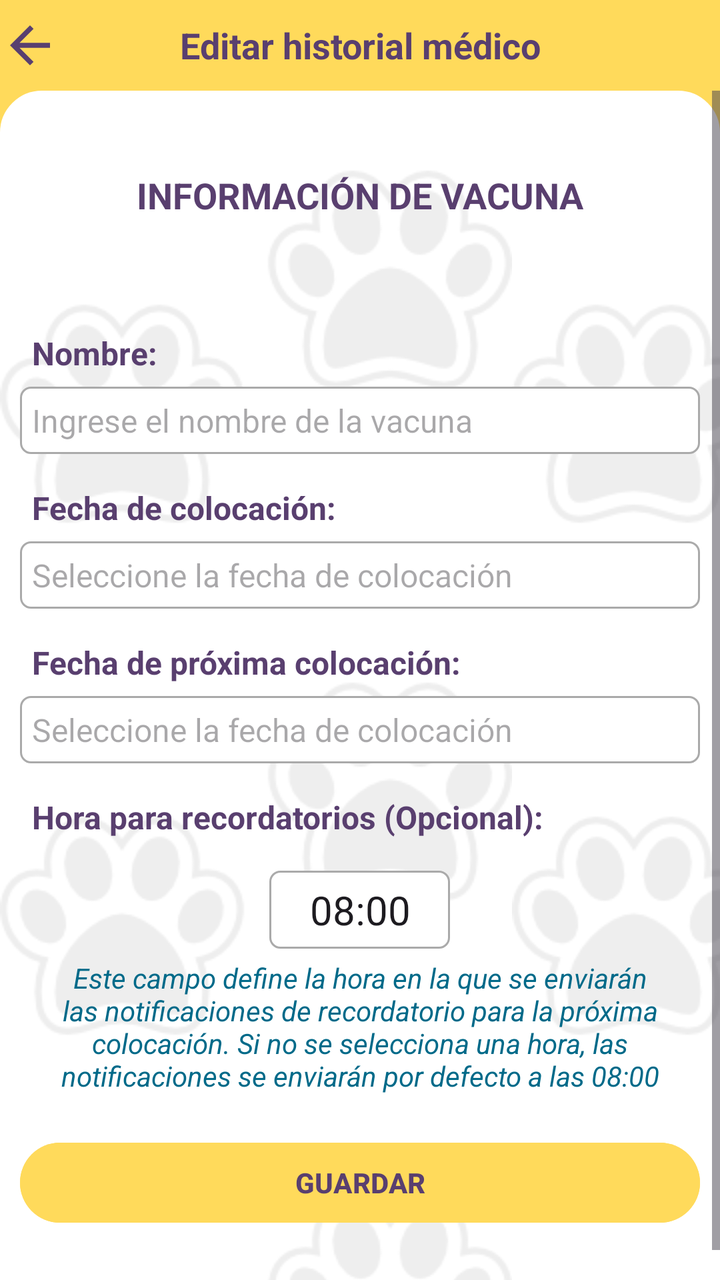
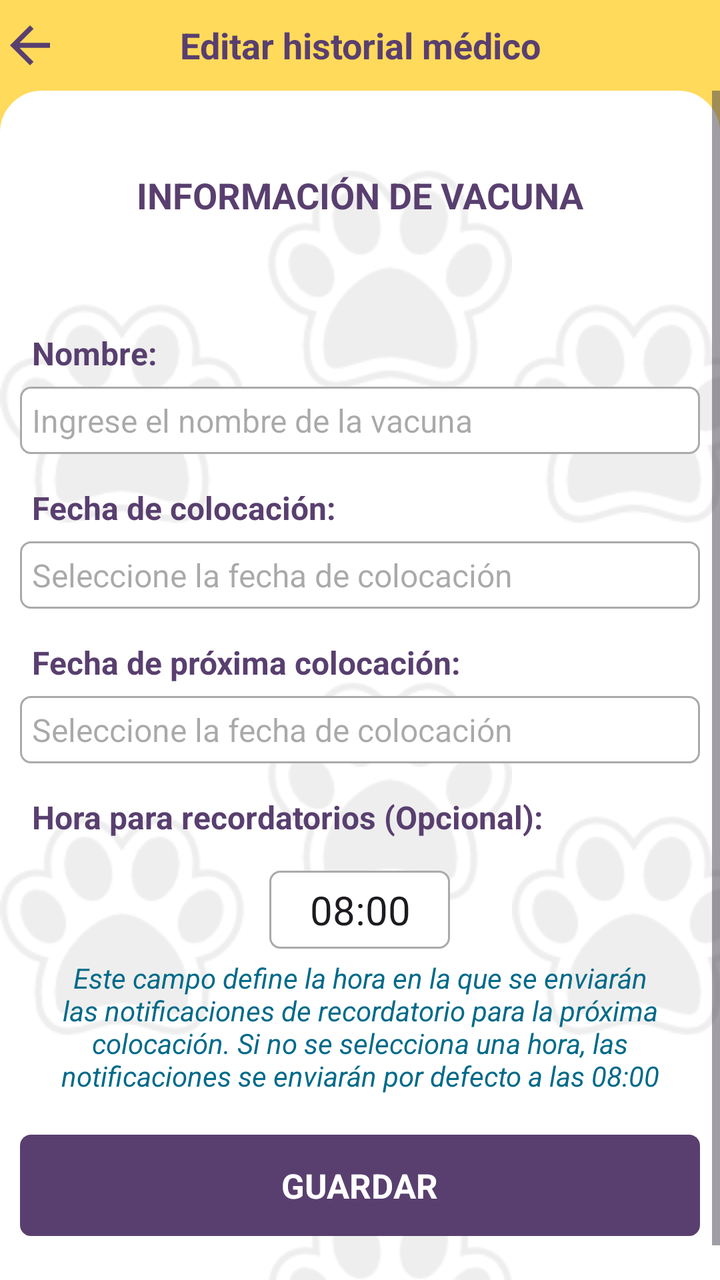

Before-and-after screenshots of an Android layout around one commit, followed by the original layout XML and the change that was made.
<!-- AndroidManifest.xml: application theme Theme.TIC_PV -->
<!-- res/layout/activity_editar_historial_medico.xml -->
<?xml version="1.0" encoding="utf-8"?>
<RelativeLayout xmlns:android="http://schemas.android.com/apk/res/android"
    xmlns:app="http://schemas.android.com/apk/res-auto"
    xmlns:tools="http://schemas.android.com/tools"
    android:id="@+id/main"
    android:layout_width="match_parent"
    android:layout_height="match_parent"
    android:background="@color/yellow"
    android:fitsSystemWindows="true"
    android:fillViewport="true"
    android:focusableInTouchMode="true"
    tools:context=".Vista.EditarHistorialMedicoActivity">

    <RelativeLayout
        android:layout_width="match_parent"
        android:layout_height="wrap_content"
        android:id="@+id/lYSuperiorEditarHistorialMed"
        android:background="@color/yellow"
        android:orientation="horizontal">

        <ImageView
            android:layout_width="30dp"
            android:layout_height="30dp"
            android:id="@+id/iVRegresarEditarHistorial"
            android:layout_centerVertical="true"
            android:focusable="true"
            android:foreground="?android:attr/selectableItemBackgroundBorderless"
            android:background="@drawable/ic_retroceder"
            android:clickable="true"
            android:backgroundTint="@color/lila"/>

        <TextView
            android:layout_width="match_parent"
            android:layout_height="wrap_content"
            android:id="@+id/tVTituloEditarHistorial"
            android:textSize="18sp"
            android:layout_centerVertical="true"
            android:textAlignment="center"
            android:textStyle="bold"
            android:textColor="@color/lila"
            android:text="Editar historial médico"/>

        <View
            android:id="@+id/viewTituloEditarHistorial"
            android:layout_width="match_parent"
            android:layout_height="1dp"
            android:layout_marginTop="20dp"
            android:layout_below="@+id/tVTituloEditarHistorial"
            android:background="@color/yellow" />

    </RelativeLayout>

    <ScrollView
        android:layout_width="match_parent"
        android:layout_height="match_parent"
        android:id="@+id/scrollEditarHistorial"
        android:layout_below="@+id/lYSuperiorEditarHistorialMed"
        android:background="@drawable/bordes_fragment">

        <RelativeLayout
            android:layout_width="match_parent"
            android:layout_height="wrap_content"
            android:id="@+id/fLFragmentEditarHistorial"
            android:padding="10dp">

            <TextView
                android:layout_width="match_parent"
                android:layout_height="wrap_content"
                android:paddingTop="30dp"
                android:text="INFORMACIÓN DE VACUNA"
                android:id="@+id/tVEncabezadoEditarHistorial"
                android:textAppearance="@style/TextAppearance.AppCompat.Medium"
                android:textStyle="bold"
                android:textColor="@color/lila"
                android:textAlignment="center"/>

            <TextView
                android:id="@+id/tVEditarNombreHistorial"
                android:layout_width="match_parent"
                android:layout_height="wrap_content"
                android:layout_below="@id/tVEncabezadoEditarHistorial"
                android:layout_marginTop="50dp"
                android:padding="6dp"
                android:text="Nombre:"
                android:textColor="@color/lila"
                android:textStyle="bold"
                android:textSize="16sp"/>

            <EditText
                android:id="@+id/eTEditarNombreVacuna"
                android:layout_width="match_parent"
                android:layout_height="wrap_content"
                android:layout_below="@id/tVEditarNombreHistorial"
                android:background="@drawable/border"
                android:ems="10"
                android:maxLength="50"
                android:hint="Ingrese el nombre de la vacuna"
                android:inputType="text|textPersonName"
                android:padding="6dp"
                android:textSize="16sp" />

            <TextView
                android:id="@+id/tVEditarFechaColocacion"
                android:layout_width="match_parent"
                android:layout_height="wrap_content"
                android:layout_below="@id/eTEditarNombreVacuna"
                android:focusable="true"
                android:focusableInTouchMode="true"
                android:layout_marginTop="10dp"
                android:padding="6dp"
                android:text="Fecha de colocación:"
                android:textColor="@color/lila"
                android:textStyle="bold"
                android:textSize="16sp"/>

            <EditText
                android:id="@+id/eTEditarFechaColocacion"
                android:layout_width="match_parent"
                android:layout_height="wrap_content"
                android:layout_below="@id/tVEditarFechaColocacion"
                android:background="@drawable/border"
                android:ems="10"
                android:hint="Seleccione la fecha de colocación"
                android:focusable="false"
                android:inputType="datetime|date"
                android:padding="6dp"
                android:textSize="16sp" />

            <TextView
                android:id="@+id/tVEditarFechaProximaColocacion"
                android:layout_width="match_parent"
                android:layout_height="wrap_content"
                android:layout_below="@id/eTEditarFechaColocacion"
                android:focusable="true"
                android:focusableInTouchMode="true"
                android:layout_marginTop="10dp"
                android:padding="6dp"
                android:text="Fecha de próxima colocación:"
                android:textColor="@color/lila"
                android:textStyle="bold"
                android:textSize="16sp"/>

            <EditText
                android:id="@+id/eTEditarFechaProximaColocacion"
                android:layout_width="match_parent"
                android:layout_height="wrap_content"
                android:layout_below="@id/tVEditarFechaProximaColocacion"
                android:background="@drawable/border"
                android:ems="10"
                android:hint="Seleccione la fecha de colocación"
                android:focusable="false"
                android:padding="6dp"
                android:textSize="16sp" />

            <LinearLayout
                android:layout_width="match_parent"
                android:layout_height="wrap_content"
                android:id="@+id/rLEditarCamposDesparasitacion"
                android:visibility="gone"
                android:orientation="horizontal"
                android:layout_centerVertical="true"
                android:layout_below="@+id/eTEditarFechaProximaColocacion">

                
                <LinearLayout
                    android:layout_width="0dp"
                    android:layout_height="match_parent"
                    android:layout_weight="1"
                    android:padding="5dp"
                    android:orientation="vertical"
                    android:gravity="bottom">

                    <TextView
                        android:id="@+id/tVEditarPesoMascotaDesp"
                        android:layout_width="match_parent"
                        android:layout_height="wrap_content"
                        android:layout_marginTop="10dp"
                        android:padding="6dp"
                        android:text="Peso de la mascota:"
                        android:textColor="@color/lila"
                        android:textStyle="bold"
                        android:textSize="16sp" />

                    <EditText
                        android:id="@+id/eTEditarPesoMascotaDesp"
                        android:layout_width="match_parent"
                        android:layout_height="wrap_content"
                        android:background="@drawable/border"
                        android:ems="10"
                        android:inputType="numberDecimal"
                        android:maxLength="8"
                        android:hint="Libras"
                        android:padding="6dp"
                        android:textSize="16sp" />
                </LinearLayout>

                
                <LinearLayout
                    android:layout_width="0dp"
                    android:layout_height="match_parent"
                    android:layout_weight="1"
                    android:padding="5dp"
                    android:orientation="vertical"
                    android:gravity="bottom">

                    <TextView
                        android:id="@+id/tVEditarCantidadDesparasitante"
                        android:layout_width="match_parent"
                        android:layout_height="wrap_content"
                        android:layout_marginTop="10dp"
                        android:padding="6dp"
                        android:text="Cantidad de desparasitante:"
                        android:textColor="@color/lila"
                        android:textStyle="bold"
                        android:textSize="16sp" />

                    <EditText
                        android:id="@+id/eTEditarCantidadDesparasitante"
                        android:layout_width="match_parent"
                        android:layout_height="wrap_content"
                        android:background="@drawable/border"
                        android:ems="10"
                        android:hint="Centímetros"
                        android:focusable="false"
                        android:enabled="false"
                        android:padding="6dp"
                        android:textSize="16sp" />
                </LinearLayout>

            </LinearLayout>

            <TextView
                android:id="@+id/tVEditarHoraRecordatorio"
                android:layout_width="match_parent"
                android:layout_height="wrap_content"
                android:layout_below="@id/rLEditarCamposDesparasitacion"
                android:focusable="true"
                android:focusableInTouchMode="true"
                android:layout_marginTop="10dp"
                android:padding="6dp"
                android:text="Hora para recordatorios (Opcional):"
                android:textColor="@color/lila"
                android:textStyle="bold"
                android:textSize="16sp"/>

            <EditText
                android:id="@+id/eTEditarHoraRecordatorio"
                android:layout_width="wrap_content"
                android:layout_height="wrap_content"
                android:layout_below="@id/tVEditarHoraRecordatorio"
                android:background="@drawable/border"
                android:layout_centerHorizontal="true"
                android:textAlignment="center"
                android:paddingStart="20dp"
                android:paddingEnd="20dp"
                android:layout_marginTop="10dp"
                android:text="08:00"
                android:focusable="false"
                android:inputType="datetime|date"
                android:padding="6dp"
                android:textSize="20sp" />

            <TextView
                android:layout_width="match_parent"
                android:layout_height="wrap_content"
                android:id="@+id/tVMensajeHoraEditarHistorial"
                android:textStyle="italic"
                android:layout_marginTop="5dp"
                android:textColor="@color/blue_2"
                android:textAlignment="center"
                android:layout_below="@+id/eTEditarHoraRecordatorio"
                android:text="Este campo define la hora en la que se enviarán las notificaciones de recordatorio para la próxima colocación. Si no se selecciona una hora, las notificaciones se enviarán por defecto a las 08:00"/>


            <Button
                android:id="@+id/btnGuardarEditarHistorial"
                android:layout_width="match_parent"
                android:layout_height="wrap_content"
                android:layout_below="@id/tVMensajeHoraEditarHistorial"
                android:layout_marginTop="20dp"
                android:layout_marginBottom="30dp"
                android:backgroundTint="@color/yellow"
                android:textColor="@color/lila"
                android:layout_centerHorizontal="true"
                android:text="GUARDAR"
                android:textStyle="bold"/>

        </RelativeLayout>

    </ScrollView>

    <LinearLayout
        android:layout_width="match_parent"
        android:layout_height="match_parent"
        android:id="@+id/lLBarraProgresoEditarHistorial"
        android:orientation="vertical"
        android:gravity="center"
        android:visibility="gone"
        android:background="@color/white"
        android:layout_gravity="center">

        <ProgressBar
            android:id="@+id/barraProgresoEditarHistorial"
            android:layout_width="wrap_content"
            android:layout_height="wrap_content"
            android:indeterminateTint="@color/lila"
            style="?android:attr/progressBarStyleLarge"
            android:elevation="10dp"
            android:visibility="visible"/>

        <TextView
            android:layout_width="wrap_content"
            android:layout_height="wrap_content"
            android:textAlignment="center"
            android:textStyle="bold"
            android:textColor="@color/lila"
            android:text="Por favor, espere mientras se guarda la información, esto puede tardar dependiendo de su conexión a Internet."/>
    </LinearLayout>

</RelativeLayout>
<!-- resources referenced by this layout -->
<resources>
  <color name="blue_2">#006A89</color>
  <color name="lila">#593f6f</color>
  <color name="white">#FFFFFFFF</color>
  <color name="yellow">#ffda5b</color>
  <!-- drawable border (drawable) -->
  <?xml version="1.0" encoding="utf-8"?>
  <shape xmlns:android="http://schemas.android.com/apk/res/android">
      
      <solid android:color="#FFFFFF"/>
  
      
      <stroke android:width="1dp" android:color="#AAAAAA"/>
  
      
      <corners android:radius="5dp"/>
  </shape>
  <!-- drawable bordes_fragment (drawable) -->
  <?xml version="1.0" encoding="utf-8"?>
  <layer-list xmlns:android="http://schemas.android.com/apk/res/android">
  
      
      <item>
          <shape android:shape="rectangle">
              <solid android:color="#FFFFFF" />
  
              
              <corners
                  android:topLeftRadius="20dp"
                  android:topRightRadius="20dp" />
  
              <stroke
                  android:width="2dp"
                  android:color="#FFFFFF" />
          </shape>
      </item>
  
      
      <item>
          <bitmap
              android:src="@drawable/huellitas"
              android:tileMode="repeat"
              android:gravity="center"
              android:tint="@android:color/darker_gray"
              android:alpha="0.2"/> 
      </item>
  
  </layer-list>
  <!-- drawable ic_retroceder (drawable) -->
  <vector xmlns:android="http://schemas.android.com/apk/res/android" android:autoMirrored="true" android:height="24dp" android:tint="#FFFFFF" android:viewportHeight="24" android:viewportWidth="24" android:width="24dp">
        
      <path android:fillColor="@android:color/white" android:pathData="M20,11H7.83l5.59,-5.59L12,4l-8,8 8,8 1.41,-1.41L7.83,13H20v-2z"/>
      
  </vector>
  <style name="Theme.TIC_PV" parent="Base.Theme.TIC_PV" />
  <!-- drawable huellitas: png bitmap (drawable, 6949 bytes) -->
  <style name="Base.Theme.TIC_PV" parent="Theme.Material3.DayNight.NoActionBar">
          
          
  
  
  
  
  
  
  
  
      </style>
</resources>

<!-- the commit's change to res/layout/activity_editar_historial_medico.xml (unified diff, before → after) -->
@@ -272,18 +272,30 @@
                 android:text="Este campo define la hora en la que se enviarán las notificaciones de recordatorio para la próxima colocación. Si no se selecciona una hora, las notificaciones se enviarán por defecto a las 08:00"/>
 
 
-            <Button
+            <LinearLayout
                 android:id="@+id/btnGuardarEditarHistorial"
                 android:layout_width="match_parent"
                 android:layout_height="wrap_content"
                 android:layout_below="@id/tVMensajeHoraEditarHistorial"
                 android:layout_marginTop="20dp"
                 android:layout_marginBottom="30dp"
-                android:backgroundTint="@color/yellow"
-                android:textColor="@color/lila"
-                android:layout_centerHorizontal="true"
-                android:text="GUARDAR"
-                android:textStyle="bold"/>
+                android:background="@drawable/border"
+                android:backgroundTint="@color/lila"
+                android:clickable="true"
+                android:focusable="true"
+                android:foreground="?android:attr/selectableItemBackground"
+                android:gravity="center"
+                android:orientation="horizontal"
+                android:padding="14dp">
+
+                <TextView
+                    android:layout_width="wrap_content"
+                    android:layout_height="wrap_content"
+                    android:text="GUARDAR"
+                    android:textColor="@color/white"
+                    android:textSize="17sp"
+                    android:textStyle="bold" />
+            </LinearLayout>
 
         </RelativeLayout>
 
